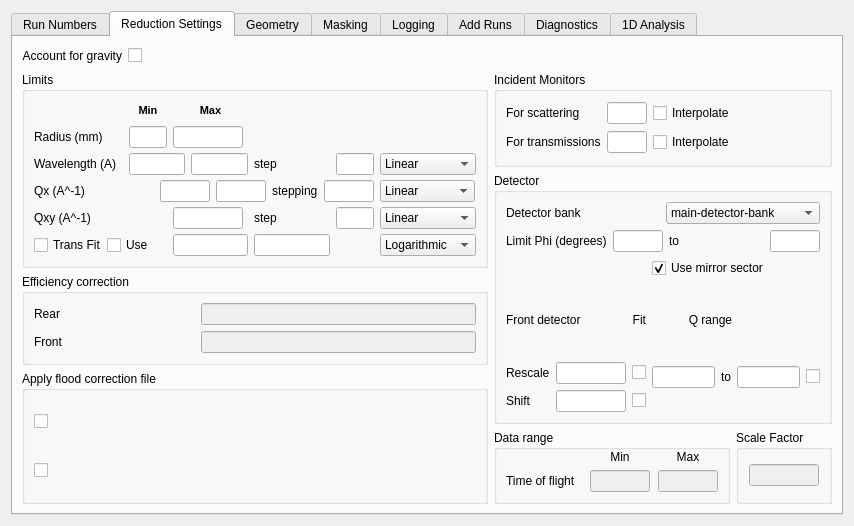
First picture: the form in Code/Mantid/MantidQt/CustomInterfaces/inc/MantidQtCustomInterfaces/SANSRunWindow.ui, repository mantidproject/mantid, before the edit.
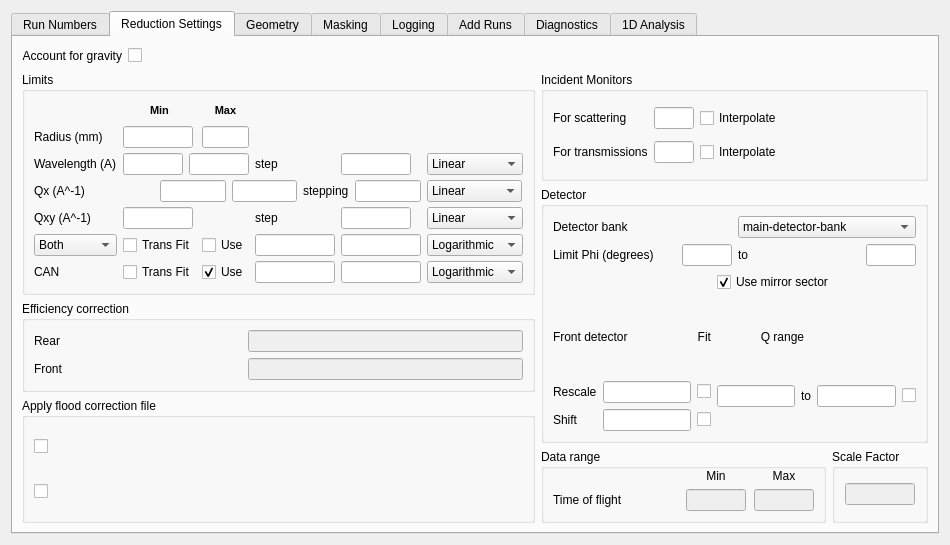
Second picture: the form after the edit. The open tabs and pages were chosen to show the change. Custom widgets are drawn as their Qt base class.

Commit message:
Extend SANS UI to allow providing different fitting settings
Now, you can provide different options for CAN or SAMPLE when

fitting transmissions.

re #7733

```diff
--- a/Code/Mantid/MantidQt/CustomInterfaces/inc/MantidQtCustomInterfaces/SANSRunWindow.ui
+++ b/Code/Mantid/MantidQt/CustomInterfaces/inc/MantidQtCustomInterfaces/SANSRunWindow.ui
@@ -6,8 +6,8 @@
    <rect>
     <x>0</x>
     <y>0</y>
-    <width>854</width>
-    <height>526</height>
+    <width>950</width>
+    <height>545</height>
    </rect>
   </property>
   <property name="sizePolicy">
@@ -867,7 +867,7 @@
               </property>
              </spacer>
             </item>
-            <item row="0" column="2">
+            <item row="0" column="1">
              <widget class="QLabel" name="limits_min_lbl">
               <property name="sizePolicy">
                <sizepolicy hsizetype="Preferred" vsizetype="Maximum">
@@ -887,7 +887,7 @@
               </property>
              </widget>
             </item>
-            <item row="0" column="3">
+            <item row="0" column="2">
              <widget class="QLabel" name="limits_max_lbl">
               <property name="sizePolicy">
                <sizepolicy hsizetype="Preferred" vsizetype="Maximum">
@@ -914,7 +914,7 @@
               </property>
              </widget>
             </item>
-            <item row="1" column="2">
+            <item row="1" column="1">
              <widget class="QLineEdit" name="rad_min">
               <property name="sizePolicy">
                <sizepolicy hsizetype="Preferred" vsizetype="Maximum">
@@ -930,7 +930,7 @@
               </property>
              </widget>
             </item>
-            <item row="1" column="3">
+            <item row="1" column="2">
              <widget class="QLineEdit" name="rad_max">
               <property name="sizePolicy">
                <sizepolicy hsizetype="Preferred" vsizetype="Preferred">
@@ -956,7 +956,7 @@
               </property>
              </widget>
             </item>
-            <item row="2" column="2" colspan="2">
+            <item row="2" column="1" colspan="2">
              <widget class="QStackedWidget" name="wav_stack">
               <property name="autoFillBackground">
                <bool>false</bool>
@@ -1037,14 +1037,14 @@
               </widget>
              </widget>
             </item>
-            <item row="2" column="4">
+            <item row="2" column="3">
              <widget class="QLabel" name="wav_step_lbl">
               <property name="text">
                <string>step</string>
               </property>
              </widget>
             </item>
-            <item row="2" column="5">
+            <item row="2" column="4">
              <widget class="QLineEdit" name="wav_dw">
               <property name="sizePolicy">
                <sizepolicy hsizetype="Maximum" vsizetype="Maximum">
@@ -1063,7 +1063,7 @@
               </property>
              </widget>
             </item>
-            <item row="2" column="6">
+            <item row="2" column="5">
              <widget class="QComboBox" name="wav_dw_opt">
               <property name="sizePolicy">
                <sizepolicy hsizetype="Maximum" vsizetype="Maximum">
@@ -1102,7 +1102,7 @@
               </item>
              </widget>
             </item>
-            <item row="3" column="0" colspan="6">
+            <item row="3" column="0" colspan="5">
              <widget class="QStackedWidget" name="q_stack">
               <property name="autoFillBackground">
                <bool>false</bool>
@@ -1219,7 +1219,7 @@
               </widget>
              </widget>
             </item>
-            <item row="3" column="6">
+            <item row="3" column="5">
              <widget class="QComboBox" name="q_dq_opt">
               <property name="sizePolicy">
                <sizepolicy hsizetype="Maximum" vsizetype="Maximum">
@@ -1259,14 +1259,14 @@
               </item>
              </widget>
             </item>
-            <item row="5" column="0">
+            <item row="4" column="0">
              <widget class="QLabel" name="qxy_lb">
               <property name="text">
                <string>Qxy (A^-1)</string>
               </property>
              </widget>
             </item>
-            <item row="5" column="3">
+            <item row="4" column="1">
              <widget class="QLineEdit" name="qy_max">
               <property name="sizePolicy">
                <sizepolicy hsizetype="Preferred" vsizetype="Preferred">
@@ -1282,14 +1282,14 @@
               </property>
              </widget>
             </item>
-            <item row="5" column="4">
+            <item row="4" column="3">
              <widget class="QLabel" name="qy_step_lbl">
               <property name="text">
                <string>step</string>
               </property>
              </widget>
             </item>
-            <item row="5" column="5">
+            <item row="4" column="4">
              <widget class="QLineEdit" name="qy_dqy">
               <property name="sizePolicy">
                <sizepolicy hsizetype="Expanding" vsizetype="Maximum">
@@ -1305,7 +1305,7 @@
               </property>
              </widget>
             </item>
-            <item row="5" column="6">
+            <item row="4" column="5">
              <widget class="QComboBox" name="qy_dqy_opt">
               <property name="sizePolicy">
                <sizepolicy hsizetype="Preferred" vsizetype="Preferred">
@@ -1320,7 +1320,41 @@
               </item>
              </widget>
             </item>
-            <item row="6" column="6">
+            <item row="5" column="0">
+             <widget class="QComboBox" name="trans_selector_opt">
+              <item>
+               <property name="text">
+                <string>Both</string>
+               </property>
+              </item>
+              <item>
+               <property name="text">
+                <string>Sample</string>
+               </property>
+              </item>
+             </widget>
+            </item>
+            <item row="5" column="1">
+             <widget class="QCheckBox" name="transFitOnOff">
+              <property name="text">
+               <string>Trans Fit</string>
+              </property>
+             </widget>
+            </item>
+            <item row="5" column="2">
+             <widget class="QCheckBox" name="transFit_ck">
+              <property name="text">
+               <string>Use</string>
+              </property>
+             </widget>
+            </item>
+            <item row="5" column="3">
+             <widget class="QLineEdit" name="trans_min"/>
+            </item>
+            <item row="5" column="4">
+             <widget class="QLineEdit" name="trans_max"/>
+            </item>
+            <item row="5" column="5">
              <widget class="QComboBox" name="trans_opt">
               <item>
                <property name="text">
@@ -1334,29 +1368,49 @@
               </item>
              </widget>
             </item>
-            <item row="6" column="0" colspan="3">
-             <layout class="QHBoxLayout" name="horizontalLayout_8">
+            <item row="6" column="5">
+             <widget class="QComboBox" name="trans_opt_can">
               <item>
-               <widget class="QCheckBox" name="transFitOnOff">
-                <property name="text">
-                 <string>Trans Fit</string>
-                </property>
-               </widget>
+               <property name="text">
+                <string>Logarithmic</string>
+               </property>
               </item>
               <item>
-               <widget class="QCheckBox" name="transFit_ck">
-                <property name="text">
-                 <string>Use</string>
-                </property>
-               </widget>
+               <property name="text">
+                <string>Linear</string>
+               </property>
               </item>
-             </layout>
+             </widget>
             </item>
             <item row="6" column="4">
-             <widget class="QLineEdit" name="trans_max"/>
+             <widget class="QLineEdit" name="trans_max_can"/>
             </item>
             <item row="6" column="3">
-             <widget class="QLineEdit" name="trans_min"/>
+             <widget class="QLineEdit" name="trans_min_can"/>
+            </item>
+            <item row="6" column="2">
+             <widget class="QCheckBox" name="transFit_ck_can">
+              <property name="text">
+               <string>Use</string>
+              </property>
+              <property name="checked">
+               <bool>true</bool>
+              </property>
+             </widget>
+            </item>
+            <item row="6" column="1">
+             <widget class="QCheckBox" name="transFitOnOff_can">
+              <property name="text">
+               <string>Trans Fit</string>
+              </property>
+             </widget>
+            </item>
+            <item row="6" column="0">
+             <widget class="QLabel" name="trans_can_label">
+              <property name="text">
+               <string>CAN</string>
+              </property>
+             </widget>
             </item>
            </layout>
           </widget>
```
The commit also changes 2 other files.
